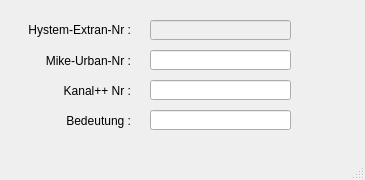
Qt form templates/auslasstypen.ui (hoettges/QKan) before a commit.
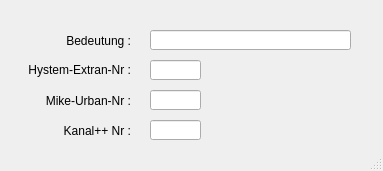
The same form after that commit.

Patch:
```diff
--- a/templates/auslasstypen.ui
+++ b/templates/auslasstypen.ui
@@ -6,8 +6,8 @@
    <rect>
     <x>0</x>
     <y>0</y>
-    <width>365</width>
-    <height>180</height>
+    <width>383</width>
+    <height>171</height>
    </rect>
   </property>
   <property name="windowTitle">
@@ -21,7 +21,7 @@
     <property name="geometry">
      <rect>
       <x>10</x>
-      <y>20</y>
+      <y>60</y>
       <width>121</width>
       <height>21</height>
      </rect>
@@ -37,7 +37,7 @@
     <property name="geometry">
      <rect>
       <x>10</x>
-      <y>50</y>
+      <y>90</y>
       <width>121</width>
       <height>21</height>
      </rect>
@@ -53,7 +53,7 @@
     <property name="geometry">
      <rect>
       <x>10</x>
-      <y>80</y>
+      <y>120</y>
       <width>121</width>
       <height>21</height>
      </rect>
@@ -68,9 +68,9 @@
    <widget class="QLabel" name="label_4">
     <property name="geometry">
      <rect>
-      <x>10</x>
-      <y>110</y>
-      <width>121</width>
+      <x>50</x>
+      <y>30</y>
+      <width>81</width>
       <height>21</height>
      </rect>
     </property>
@@ -88,8 +88,8 @@
     <property name="geometry">
      <rect>
       <x>150</x>
-      <y>50</y>
-      <width>141</width>
+      <y>90</y>
+      <width>51</width>
       <height>20</height>
      </rect>
     </property>
@@ -110,8 +110,8 @@
     <property name="geometry">
      <rect>
       <x>150</x>
-      <y>80</y>
-      <width>141</width>
+      <y>120</y>
+      <width>51</width>
       <height>20</height>
      </rect>
     </property>
@@ -123,8 +123,8 @@
     <property name="geometry">
      <rect>
       <x>150</x>
-      <y>110</y>
-      <width>141</width>
+      <y>30</y>
+      <width>201</width>
       <height>20</height>
      </rect>
     </property>
@@ -134,13 +134,13 @@
    </widget>
    <widget class="QLineEdit" name="he_nr">
     <property name="enabled">
-     <bool>false</bool>
+     <bool>true</bool>
     </property>
     <property name="geometry">
      <rect>
       <x>150</x>
-      <y>20</y>
-      <width>141</width>
+      <y>60</y>
+      <width>51</width>
       <height>20</height>
      </rect>
     </property>
```
Left out of the diff: 2 changed lines with no effect on the pictures.
